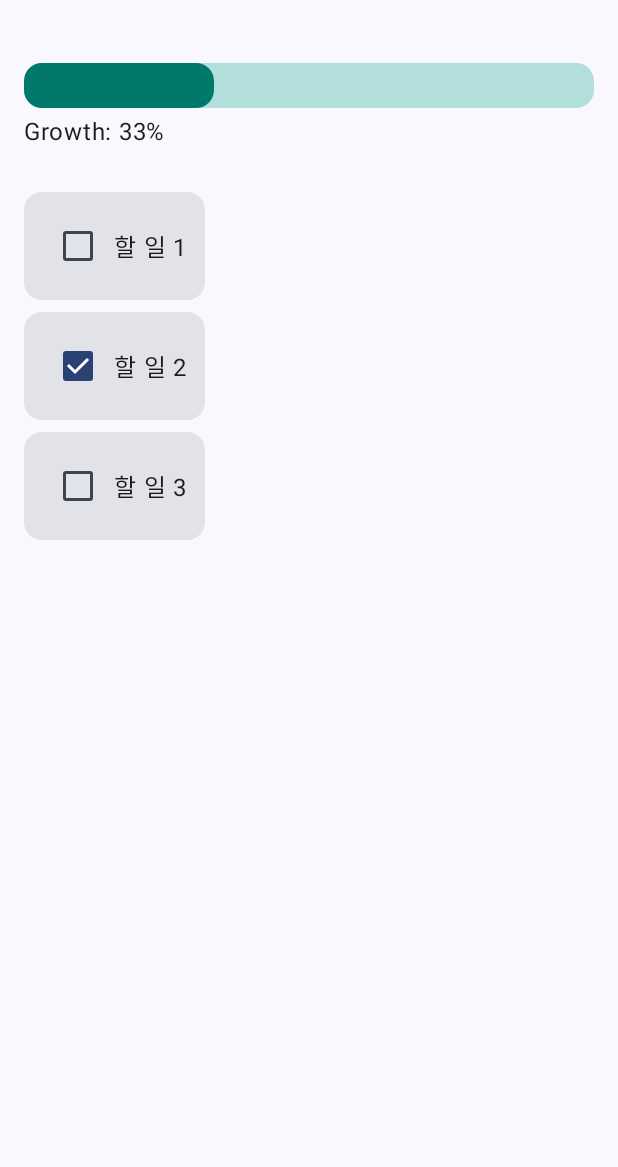
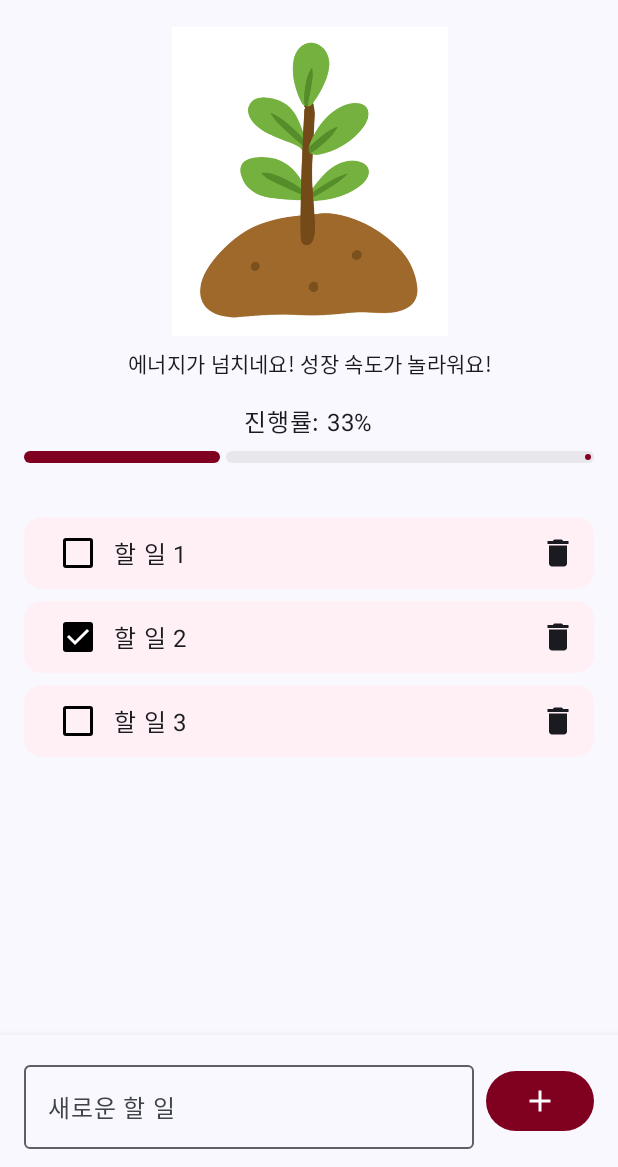
Before and after one commit to hisokaB66/GrowYourDay, an Android app built with Jetpack Compose: the screen it shows after launch (MainActivity), on a phone screen of 412 x 824 dp, the part 69-1236 px from its top. Run offline under Robolectric (Android 15) with nearby library versions, the phone set to English and light mode, and no system bars; our stand-ins replace Room's generated code, livedata-compose.

Commit message:
성장나무 구성

```diff
--- a/app/build.gradle.kts
+++ b/app/build.gradle.kts
@@ -60,6 +60,9 @@ dependencies {
     debugImplementation(libs.androidx.compose.ui.tooling)
     debugImplementation(libs.androidx.compose.ui.test.manifest)
 
+    implementation("androidx.compose.material3:material3-window-size-class:1.2.1")
+
+    implementation("androidx.compose.material:material-icons-extended-android:1.6.7")
     implementation("androidx.compose.runtime:runtime-livedata")
     implementation ("androidx.room:room-runtime:2.6.0")
     kapt ("androidx.room:room-compiler:2.6.0")  // annotation processor
--- a/app/src/main/java/com/example/growyourday/MainActivity.kt
+++ b/app/src/main/java/com/example/growyourday/MainActivity.kt
@@ -4,6 +4,10 @@ import android.os.Bundle
 import androidx.activity.ComponentActivity
 import androidx.activity.compose.setContent
 import androidx.activity.viewModels
+import androidx.compose.foundation.layout.fillMaxSize
+import androidx.compose.material3.Surface
+import androidx.compose.ui.Modifier
+import androidx.compose.ui.graphics.Color
 import com.example.growyourday.ui.screens.HomeScreen
 import com.example.growyourday.ui.theme.GrowYourDayTheme
 import com.example.growyourday.util.NotificationHelper
@@ -22,7 +26,12 @@ class MainActivity : ComponentActivity() {
 
         setContent {
             GrowYourDayTheme  {
-                HomeScreen(viewModel = todoViewModel)
+                Surface(modifier = Modifier.fillMaxSize(),
+                    color = Color(0xFFFFF8E7)
+                ) {
+                    HomeScreen(viewModel = todoViewModel)
+                }
+
             }
         }
     }
--- a/app/src/main/java/com/example/growyourday/data/model/Todo.kt
+++ b/app/src/main/java/com/example/growyourday/data/model/Todo.kt
@@ -6,7 +6,7 @@ import androidx.room.PrimaryKey
 @Entity(tableName = "todo_table")
 data class Todo(
     @PrimaryKey(autoGenerate = true)
-    val id: Int = 0,
+    val id: Int,
     val title: String,
-    val isDone: Boolean = false
+    val isDone: Boolean
 )
--- /dev/null
+++ b/app/src/main/java/com/example/growyourday/ui/components/GrowingTree.kt
@@ -0,0 +1,87 @@
+package com.example.growyourday.ui.components
+
+import androidx.compose.animation.Crossfade
+
+import androidx.compose.animation.core.tween
+import androidx.compose.foundation.Image
+import androidx.compose.foundation.layout.*
+import androidx.compose.material3.MaterialTheme
+import androidx.compose.material3.Text
+import androidx.compose.runtime.Composable
+import androidx.compose.ui.Alignment
+import androidx.compose.ui.Modifier
+import androidx.compose.ui.res.painterResource
+import androidx.compose.ui.text.style.TextAlign
+import androidx.compose.ui.unit.dp
+import com.example.growyourday.R
+
+@Composable
+fun GrowingTree(
+    progress: Float,
+    modifier: Modifier = Modifier
+) {
+    // 현재 progress에 맞는 성장 단계(숫자)를 계산
+    val step = getTreeStep(progress)
+
+    // ▼▼▼▼▼ 1. 단계에 맞는 문구를 선택합니다. ▼▼▼▼▼
+    val motivationalText = when (step) {
+        1 -> "새로운 시작! 오늘도 성장할 준비 완료!"
+        2 -> "조금씩 자라고 있어요. 가능성이 가득하네요!"
+        3 -> "에너지가 넘치네요! 성장 속도가 놀라워요!"
+        4 -> "거의 다 왔어요! 오늘도 멋진 당신 🌟"
+        else -> "완벽한 하루! 당신의 노력이 꽃을 피웠어요!"
+    }
+    // ▲▲▲▲▲▲▲▲▲▲▲▲▲▲▲▲▲▲▲▲▲▲▲▲▲▲▲▲▲▲▲▲▲▲
+
+    // ▼▼▼▼▼ 2. Column을 사용해 이미지와 텍스트를 세로로 배치합니다. ▼▼▼▼▼
+    Column(
+        modifier = modifier.fillMaxWidth(),
+        horizontalAlignment = Alignment.CenterHorizontally,
+        verticalArrangement = Arrangement.Center
+    ) {
+        // 이미지가 바뀔 때 부드러운 애니메이션 효과를 주는 Crossfade
+        Crossfade(
+            targetState = step,
+            animationSpec = tween(durationMillis = 500),
+            label = "Tree Growth Animation"
+        ) { currentStep ->
+            val imageRes = when (currentStep) {
+                1 -> R.drawable.seed
+                2 -> R.drawable.sprout
+                3 -> R.drawable.stem
+                4 -> R.drawable.leaf
+                else -> R.drawable.flower
+            }
+            Image(
+                painter = painterResource(id = imageRes),
+                contentDescription = "성장하는 나무 (현재 ${currentStep}단계)",
+                modifier = Modifier
+                    .fillMaxWidth(0.5f) // 이미지 크기를 조금 조정
+                    .aspectRatio(1f)
+            )
+        }
+
+        Spacer(modifier = Modifier.height(8.dp))
+
+        // 동기 부여 텍스트
+        Text(
+            text = motivationalText,
+            style = MaterialTheme.typography.bodyMedium, // 테마에 맞는 텍스트 스타일
+            textAlign = TextAlign.Center
+        )
+    }
+    // ▲▲▲▲▲▲▲▲▲▲▲▲▲▲▲▲▲▲▲▲▲▲▲▲▲▲▲▲▲▲▲▲▲▲
+}
+
+/**
+ * 완료율(progress)을 기반으로 현재 나무의 성장 단계를 반환하는 함수 (이 부분은 수정 없음)
+ */
+private fun getTreeStep(progress: Float): Int {
+    return when {
+        progress == 0f -> 1
+        progress > 0f && progress < 0.3f -> 2
+        progress >= 0.3f && progress < 0.6f -> 3
+        progress >= 0.6f && progress < 1.0f -> 4
+        else -> 5
+    }
+}
--- a/app/src/main/java/com/example/growyourday/ui/components/TodoItemCard.kt
+++ b/app/src/main/java/com/example/growyourday/ui/components/TodoItemCard.kt
@@ -1,36 +1,59 @@
-package com.example.growyourday.ui.components // 실제 패키지 경로
+package com.example.growyourday.ui.components
 
 import androidx.compose.foundation.layout.Row
+import androidx.compose.foundation.layout.fillMaxWidth
 import androidx.compose.foundation.layout.padding
-import androidx.compose.material3.Card
-import androidx.compose.material3.Checkbox
-import androidx.compose.material3.Text
+import androidx.compose.material.icons.Icons
+import androidx.compose.material.icons.filled.Delete
+import androidx.compose.material3.*
 import androidx.compose.runtime.Composable
 import androidx.compose.ui.Alignment
-import androidx.compose.ui.Modifier // Modifier를 import 해야 함
+import androidx.compose.ui.Modifier
+import androidx.compose.ui.graphics.Color
 import androidx.compose.ui.unit.dp
 import com.example.growyourday.data.model.Todo
-import com.example.growyourday.viewmodel.TodoViewModel // ViewModel이 필요하다면
+import com.example.growyourday.viewmodel.TodoViewModel
 
 @Composable
 fun TodoItemCard(
     todo: Todo,
-    viewModel: TodoViewModel, // 체크박스 클릭 시 필요
-    modifier: Modifier = Modifier // 1. modifier를 파라미터로 받을 수 있도록 추가합니다.
+    viewModel: TodoViewModel, // ViewModel을 직접 참조하는 원래 방식으로 복구
+    modifier: Modifier = Modifier
 ) {
     Card(
-        modifier = modifier // 2. 전달받은 modifier를 Card에 적용합니다.
-            .padding(vertical = 4.dp)
+        modifier = modifier
+            .fillMaxWidth()
+            .padding(vertical = 4.dp),
+        colors = CardDefaults.cardColors(
+            containerColor = Color(0xFFFFF0F5) // newapp의 카드 배경색 적용
+        )
     ) {
         Row(
-            modifier = Modifier.padding(12.dp),
+            modifier = Modifier.padding(start = 12.dp),
             verticalAlignment = Alignment.CenterVertically
         ) {
             Checkbox(
                 checked = todo.isDone,
-                onCheckedChange = { viewModel.toggle(todo.id)}
+                onCheckedChange = { viewModel.toggle(todo.id) },
+                colors = CheckboxDefaults.colors(
+                    checkedColor = Color.Black,
+                    uncheckedColor = Color.Black,
+                    checkmarkColor = Color.White
+                )
             )
-            Text(text = todo.title)
+            Text(
+                text = todo.title,
+                modifier = Modifier.weight(1f)
+            )
+            IconButton(
+                // ViewModel의 deleteTodo 함수를 직접 호출
+                onClick = { viewModel.deleteTodo(todo) }
+            ) {
+                Icon(
+                    imageVector = Icons.Default.Delete,
+                    contentDescription = "할 일 삭제"
+                )
+            }
         }
     }
 }
--- a/app/src/main/java/com/example/growyourday/ui/screens/HomeScreen.kt
+++ b/app/src/main/java/com/example/growyourday/ui/screens/HomeScreen.kt
@@ -1,57 +1,122 @@
 package com.example.growyourday.ui.screens
 
-import androidx.compose.foundation.clickable
 import androidx.compose.foundation.layout.*
 import androidx.compose.foundation.lazy.LazyColumn
 import androidx.compose.foundation.lazy.items
+import androidx.compose.material.icons.Icons
+import androidx.compose.material.icons.filled.Add
 import androidx.compose.material3.*
-import androidx.compose.runtime.Composable
+import androidx.compose.runtime.*
 import androidx.compose.runtime.getValue
 import androidx.compose.runtime.livedata.observeAsState
+import androidx.compose.runtime.setValue
 import androidx.compose.ui.Alignment
 import androidx.compose.ui.Modifier
+import androidx.compose.ui.graphics.Color
 import androidx.compose.ui.unit.dp
 import androidx.lifecycle.viewmodel.compose.viewModel
 import com.example.growyourday.data.model.Todo
+import com.example.growyourday.ui.components.GrowingTree
 import com.example.growyourday.ui.components.TodoItemCard
-import com.example.growyourday.ui.components.TreeProgressBar
 import com.example.growyourday.viewmodel.TodoViewModel
 
 @OptIn(ExperimentalMaterial3Api::class)
 @Composable
 fun HomeScreen(viewModel: TodoViewModel = viewModel()) {
+    val todos by viewModel.todos.observeAsState(initial = emptyList())
+    val completion = if (todos.isEmpty()) 0f else todos.count { it.isDone }.toFloat() / todos.size.toFloat()
+    var newTodoText by remember { mutableStateOf("") }
 
-    // LiveData 기반 todos
-    val todos by viewModel.todos.observeAsState(initial = emptyList())
-
-    // 완료율
-    val completion = viewModel.getCompletionRate()
-
+    // ▼▼▼▼▼ 1. Scaffold를 사용하여 화면의 상단, 중간, 하단을 명확히 나눕니다. ▼▼▼▼▼
     Scaffold(
         topBar = {
-            TopAppBar(title = { Text(text = "Grow Your Day") })
-        }
-    ) { innerPadding ->
-        Column(
-            modifier = Modifier
-                .fillMaxSize()
-                .padding(innerPadding)
-                .padding(16.dp),
-            horizontalAlignment = Alignment.CenterHorizontally
-        ) {
-            // 프로그래스바
-            TreeProgressBar(progress = completion)
-            Spacer(modifier = Modifier.height(16.dp))
+            // --- 상단 영역 ---
+            Column(horizontalAlignment = Alignment.CenterHorizontally) {
+                TopAppBar(
+                    title = { Text("Grow Your Day") },
+                    colors = TopAppBarDefaults.topAppBarColors(containerColor = Color.Transparent)
+                )
+                GrowingTree(progress = completion, modifier = Modifier.padding(bottom = 16.dp))
 
-            // 할 일 리스트
-            LazyColumn(modifier = Modifier.fillMaxSize()) {
-                items(items = todos, key = { it.id }) { todo: Todo ->
-                    TodoItemCard(
-                        todo = todo,
-                        viewModel = viewModel // viewModel은 체크박스 때문에 필요할 수 있어 남겨둡니다.
+                // ▼▼▼▼▼ 바로 이 부분을 수정합니다. ▼▼▼▼▼
+
+                // 1. 진행률 텍스트 표시 (예: "진행률: 75%")
+                Text(
+                    // (completion * 100).toInt()를 사용하여 소수점을 정수로 만듭니다.
+                    text = "진행률: ${(completion * 100).toInt()}%",
+                    style = MaterialTheme.typography.bodyLarge, // 텍스트 스타일 지정
+                    modifier = Modifier.padding(bottom = 8.dp)
+                )
+
+                // 2. 프로그레스 바 색상 변경 및 배치
+                LinearProgressIndicator(
+                    progress = { completion },
+                    modifier = Modifier
+                        .fillMaxWidth()
+                        .height(8.dp)
+                        .padding(horizontal = 16.dp),
+                    color = Color(0xFF800020), // 진행된 바의 색상을 와인색으로 지정
+                    trackColor = Color.LightGray.copy(alpha = 0.4f) // 바의 배경(트랙) 색상을 연한 회색으로 지정
+                )
+
+                // ▲▲▲▲▲▲▲▲▲▲▲▲▲▲▲▲▲▲▲▲▲▲▲▲▲▲▲▲▲▲▲▲▲▲▲▲▲▲▲▲
+
+                // 상단 영역과 중간 영역 사이에 약간의 공간을 줍니다.
+                Spacer(modifier = Modifier.height(16.dp))
+            }
+        },
+        bottomBar = {
+            // --- 하단 영역 ---
+            // 2-1. 키보드와 함께 올라오는 '할 일 추가' UI
+            Surface(shadowElevation = 8.dp) { // 하단 바에 약간의 그림자 효과 추가
+                Row(
+                    modifier = Modifier
+                        .fillMaxWidth()
+                        .padding(horizontal = 16.dp, vertical = 12.dp),
+                    verticalAlignment = Alignment.CenterVertically
+                ) {
+                    OutlinedTextField(
+                        value = newTodoText,
+                        onValueChange = { newTodoText = it },
+                        label = { Text("새로운 할 일") },
+                        modifier = Modifier.weight(1f)
                     )
+                    Spacer(modifier = Modifier.width(8.dp))
+                    Button(
+                        onClick = {
+                            if (newTodoText.isNotBlank()) {
+                                val newId = (todos.maxOfOrNull { it.id } ?: 0) + 1
+                                val newTodo = Todo(id = newId, title = newTodoText, isDone = false)
+                                viewModel.addTodo(newTodo)
+                                newTodoText = ""
+                            }
+                        },
+                        colors = ButtonDefaults.buttonColors(
+                            containerColor = Color(0xFF800020),
+                            contentColor = Color.White
+                        )
+                    ) {
+                        Icon(imageVector = Icons.Default.Add, contentDescription = "할 일 추가")
+                    }
                 }
             }
         }
+    ) { innerPadding ->
+        // --- 중간 영역 ---
+        // 3-1. 스크롤 가능한 할 일 목록
+        LazyColumn(
+            modifier = Modifier
+                .fillMaxSize()
+                .padding(innerPadding), // 상단 바와 하단 바의 높이를 제외한 영역만 차지
+            contentPadding = PaddingValues(horizontal = 16.dp, vertical = 16.dp)
+        ) {
+            items(items = todos, key = { it.id }) { todo ->
+                TodoItemCard(
+                    todo = todo,
+                    viewModel = viewModel
+                )
+            }
+        }
     }
+    // ▲▲▲▲▲▲▲▲▲▲▲▲▲▲▲▲▲▲▲▲▲▲▲▲▲▲▲▲▲▲▲▲▲▲▲▲▲▲▲▲▲▲▲▲▲▲▲▲▲▲▲▲▲▲▲▲▲▲▲▲▲▲▲
 }
--- a/app/src/main/java/com/example/growyourday/ui/theme/Theme.kt
+++ b/app/src/main/java/com/example/growyourday/ui/theme/Theme.kt
@@ -9,6 +9,7 @@ import androidx.compose.material3.dynamicDarkColorScheme
 import androidx.compose.material3.dynamicLightColorScheme
 import androidx.compose.material3.lightColorScheme
 import androidx.compose.runtime.Composable
+import androidx.compose.ui.graphics.Color
 import androidx.compose.ui.platform.LocalContext
 
 private val DarkColorScheme = darkColorScheme(
@@ -18,9 +19,11 @@ private val DarkColorScheme = darkColorScheme(
 )
 
 private val LightColorScheme = lightColorScheme(
-    primary = Purple40,
+    primary = Color(0xFF800020), // newapp의 버튼 색상(와인색)을 기본 색상으로 지정
     secondary = PurpleGrey40,
     tertiary = Pink40
+    // ...
+)
 
     /* Other default colors to override
     background = Color(0xFFFFFBFE),
@@ -31,7 +34,6 @@ private val LightColorScheme = lightColorScheme(
     onBackground = Color(0xFF1C1B1F),
     onSurface = Color(0xFF1C1B1F),
     */
-)
 
 // ... (파일 상단 코드는 동일)
 
@@ -41,6 +43,7 @@ fun GrowYourDayTheme(
     dynamicColor: Boolean = true,
     content: @Composable () -> Unit
 ) {
+
     val colorScheme = when {
         dynamicColor && Build.VERSION.SDK_INT >= Build.VERSION_CODES.S -> {
             val context = LocalContext.current
```
Also changed, not shown: app/src/main/res/drawable/flower.png (added), app/src/main/res/drawable/leaf.png (added), app/src/main/res/drawable/seed.png (added), app/src/main/res/drawable/sprout.png (added), app/src/main/res/drawable/stem.png (added).
